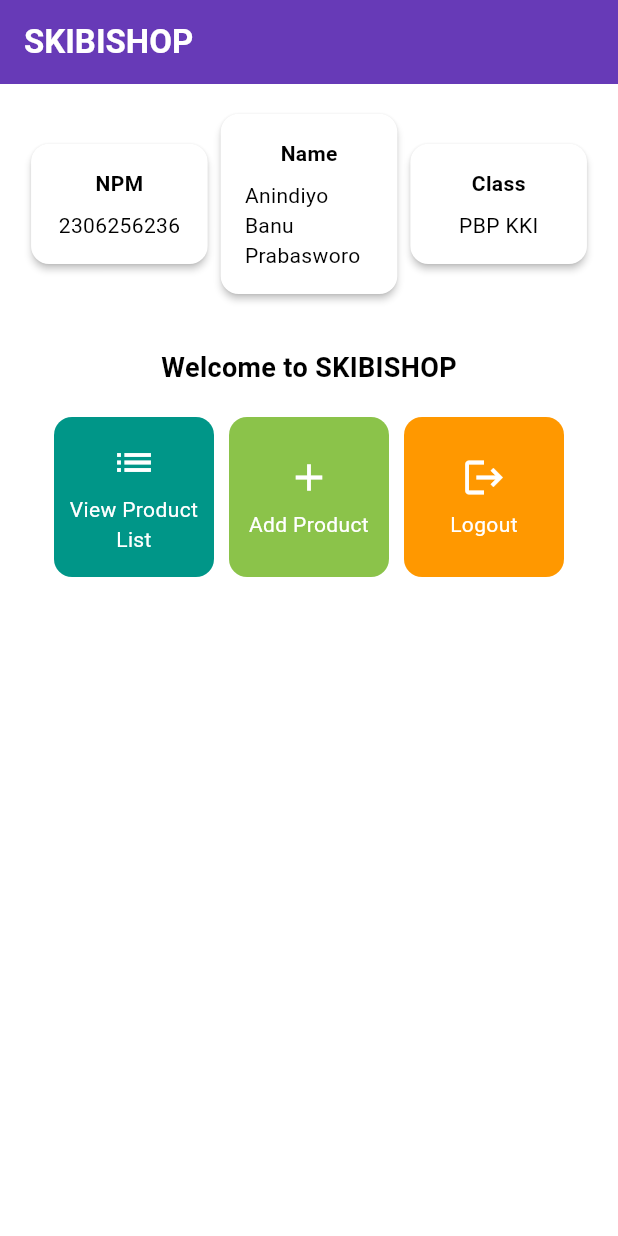
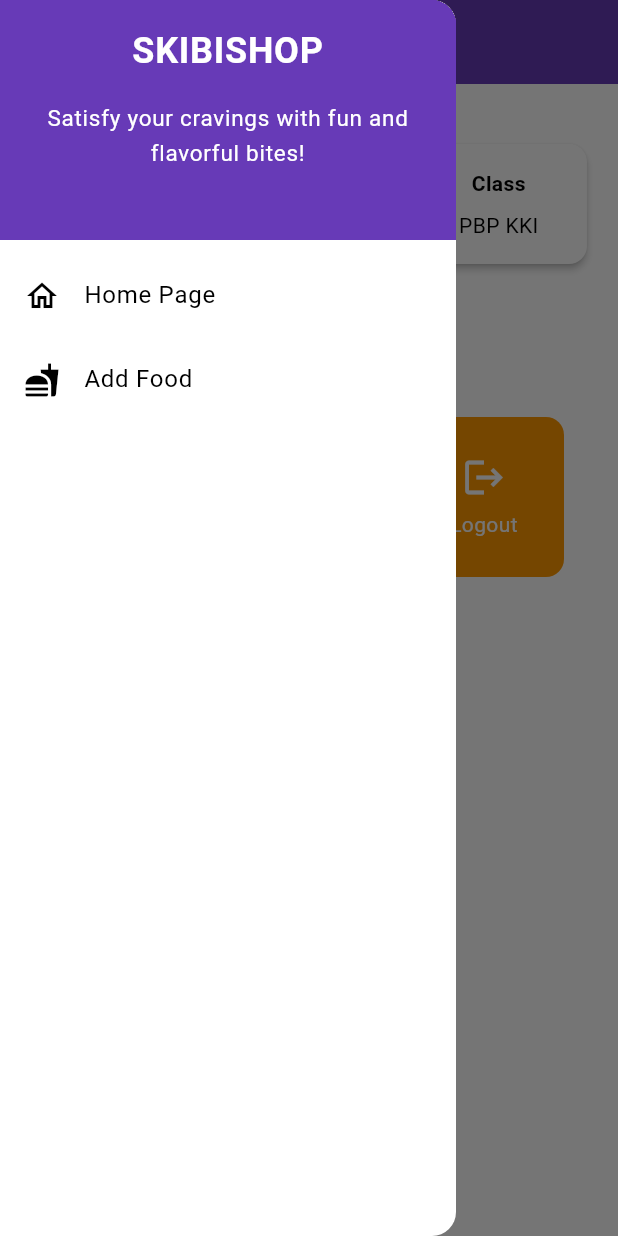
Before and after one commit to skibidiyo/shop-mobile, a Flutter app: the screen it shows after launch, with the side drawer open (before the commit the screen has no drawer), on a phone screen of 412 x 824 dp. Run offline on Flutter 3.47's test engine with Material 3 defaults, Android fonts, the phone set to English and light mode, and no system bars.

Commit message:
finished assignment 7

```diff
--- a/lib/main.dart
+++ b/lib/main.dart
@@ -1,5 +1,5 @@
 import 'package:flutter/material.dart';
-import 'package:skibishop/menu.dart';
+import 'package:skibishop/screens/menu.dart';
 
 
 void main() {
--- a/lib/menu.dart
+++ b/lib/screens/menu.dart
@@ -1,4 +1,7 @@
 import 'package:flutter/material.dart';
+import 'package:skibishop/widgets/left_drawer.dart';
+import 'package:skibishop/widgets/food_card.dart';
+
 
 class MyHomePage extends StatelessWidget {
     MyHomePage({super.key});
@@ -7,7 +10,7 @@
     final String className = 'PBP KKI'; // Class
     final List<ItemHomepage> items = [
     ItemHomepage("View Product List", Icons.list),
-    ItemHomepage("Add Product", Icons.add),
+    ItemHomepage("Add Food", Icons.add),
     ItemHomepage("Logout", Icons.logout),
      ];
   // This widget is the home page of your application. It is stateful, meaning
@@ -21,12 +24,12 @@
 
 
   @override
-   @override
   Widget build(BuildContext context) {
     // Scaffold provides the basic structure of the page with the AppBar and body.
     return Scaffold(
       // AppBar is the top part of the page that displays the title.
       appBar: AppBar(
+        iconTheme: const IconThemeData(color: Colors.white),
         title: const Text(
           'SKIBISHOP',
           style: TextStyle(
@@ -37,6 +40,7 @@
         // The background color of the AppBar is obtained from the application theme color scheme.
         backgroundColor: Theme.of(context).colorScheme.primary,
       ),
+      drawer: const LeftDrawer(),
       // Body of the page with paddings around it.
       body: Padding(
         padding: const EdgeInsets.all(16.0),
@@ -133,72 +137,3 @@
     );
   }
 }
-
-
-class ItemHomepage {
-    final String name;
-    final IconData icon;
-
-    ItemHomepage(this.name, this.icon);
-}
-
-
-class ItemCard extends StatelessWidget {
-  // Display the card with an icon and name.
-
-  final ItemHomepage item;
-
-  const ItemCard(this.item, {super.key});
-
-  @override
-  Widget build(BuildContext context) {
-    // Set color based on the item name
-    Color backgroundColor;
-    if (item.name == "View Product List") {
-      backgroundColor = Colors.teal;
-    } else if (item.name == "Add Product") {
-      backgroundColor = Colors.lightGreen;
-    } else if (item.name == "Logout") {
-      backgroundColor = Colors.orange;
-    } else {
-      backgroundColor = Theme.of(context).colorScheme.secondary;
-    }
-
-    return Material(
-      color: backgroundColor, // Apply the background color
-      borderRadius: BorderRadius.circular(12),
-
-      child: InkWell(
-        onTap: () {
-          // Display the SnackBar message when the card is pressed.
-          ScaffoldMessenger.of(context)
-            ..hideCurrentSnackBar()
-            ..showSnackBar(
-              SnackBar(content: Text("You have pressed the ${item.name} button!"))
-            );
-        },
-        child: Container(
-          padding: const EdgeInsets.all(8),
-          child: Center(
-            child: Column(
-              mainAxisAlignment: MainAxisAlignment.center,
-              children: [
-                Icon(
-                  item.icon,
-                  color: Colors.white,
-                  size: 30.0,
-                ),
-                const Padding(padding: EdgeInsets.all(3)),
-                Text(
-                  item.name,
-                  textAlign: TextAlign.center,
-                  style: const TextStyle(color: Colors.white),
-                ),
-              ],
-            ),
-          ),
-        ),
-      ),
-    );
-  }
-}
--- /dev/null
+++ b/lib/widgets/food_card.dart
@@ -0,0 +1,78 @@
+import 'package:skibishop/screens/foodentry_form.dart';
+import 'package:flutter/material.dart';
+
+class ItemHomepage {
+    final String name;
+    final IconData icon;
+
+    ItemHomepage(this.name, this.icon);
+}
+
+
+class ItemCard extends StatelessWidget {
+  // Display the card with an icon and name.
+
+  final ItemHomepage item;
+
+  const ItemCard(this.item, {super.key});
+
+  @override
+  Widget build(BuildContext context) {
+    // Set color based on the item name
+    Color backgroundColor;
+    if (item.name == "View Product List") {
+      backgroundColor = Colors.teal;
+    } else if (item.name == "Add Food") {
+      backgroundColor = Colors.lightGreen;
+    } else if (item.name == "Logout") {
+      backgroundColor = Colors.orange;
+    } else {
+      backgroundColor = Theme.of(context).colorScheme.secondary;
+    }
+
+    return Material(
+      color: backgroundColor, // Apply the background color
+      borderRadius: BorderRadius.circular(12),
+
+      child: InkWell(
+        onTap: () {
+          // Display the SnackBar message when the card is pressed.
+          ScaffoldMessenger.of(context)
+            ..hideCurrentSnackBar()
+            ..showSnackBar(
+              SnackBar(content: Text("You have pressed the ${item.name} button!"))
+            );
+          if (item.name == "Add Food") {
+            Navigator.push(
+              context,
+              MaterialPageRoute(
+                builder: (context) => const FoodEntryFormPage(),
+              ),
+            );
+          }
+        },
+        child: Container(
+          padding: const EdgeInsets.all(8),
+          child: Center(
+            child: Column(
+              mainAxisAlignment: MainAxisAlignment.center,
+              children: [
+                Icon(
+                  item.icon,
+                  color: Colors.white,
+                  size: 30.0,
+                ),
+                const Padding(padding: EdgeInsets.all(3)),
+                Text(
+                  item.name,
+                  textAlign: TextAlign.center,
+                  style: const TextStyle(color: Colors.white),
+                ),
+              ],
+            ),
+          ),
+        ),
+      ),
+    );
+  }
+}
--- /dev/null
+++ b/lib/widgets/left_drawer.dart
@@ -0,0 +1,70 @@
+import 'package:flutter/material.dart';
+import 'package:skibishop/screens/menu.dart';
+import 'package:skibishop/screens/foodentry_form.dart';
+
+class LeftDrawer extends StatelessWidget {
+  const LeftDrawer({super.key});
+
+  @override
+  Widget build(BuildContext context) {
+    return Drawer(
+      child: ListView(
+        children: [
+          DrawerHeader(
+            decoration: BoxDecoration(
+              color: Theme.of(context).colorScheme.primary,
+            ),
+            child: const Column(
+              children: [
+                Text(
+                  'SKIBISHOP',
+                  textAlign: TextAlign.center,
+                  style: TextStyle(
+                    fontSize: 24,
+                    fontWeight: FontWeight.bold,
+                    color: Colors.white,
+                  ),
+                ),
+                Padding(padding: EdgeInsets.all(8)),
+                Text(
+                  "Satisfy your cravings with fun and flavorful bites!",
+                  textAlign: TextAlign.center,
+                  style: TextStyle(
+                    fontSize: 15,
+                    fontWeight: FontWeight.normal,
+                    color: Colors.white,
+                  ),
+                ),
+              ],
+            ),
+          ),
+          ListTile(
+            leading: const Icon(Icons.home_outlined),
+            title: const Text('Home Page'),
+            // Redirection part to MyHomePage
+            onTap: () {
+              Navigator.pushReplacement(
+                context,
+                MaterialPageRoute(
+                  builder: (context) => MyHomePage(),
+                ),
+              );
+            },
+          ),
+          ListTile(
+            leading: const Icon(Icons.fastfood),
+            title: const Text('Add Food'),
+            onTap: () {
+              Navigator.pushReplacement(
+                context,
+                MaterialPageRoute(
+                  builder: (context) => FoodEntryFormPage(),
+                ),
+              );
+            },
+          ),
+        ],
+      ),
+    );
+  }
+}
```
Also changed, not shown: lib/screens/foodentry_form.dart (added, +161 -0 lines), 1 other file.
